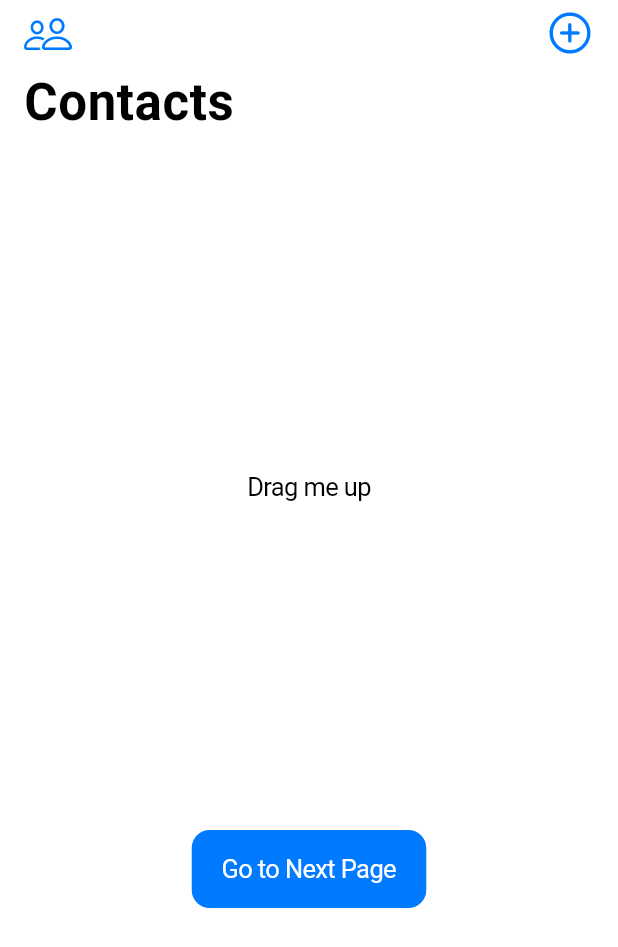
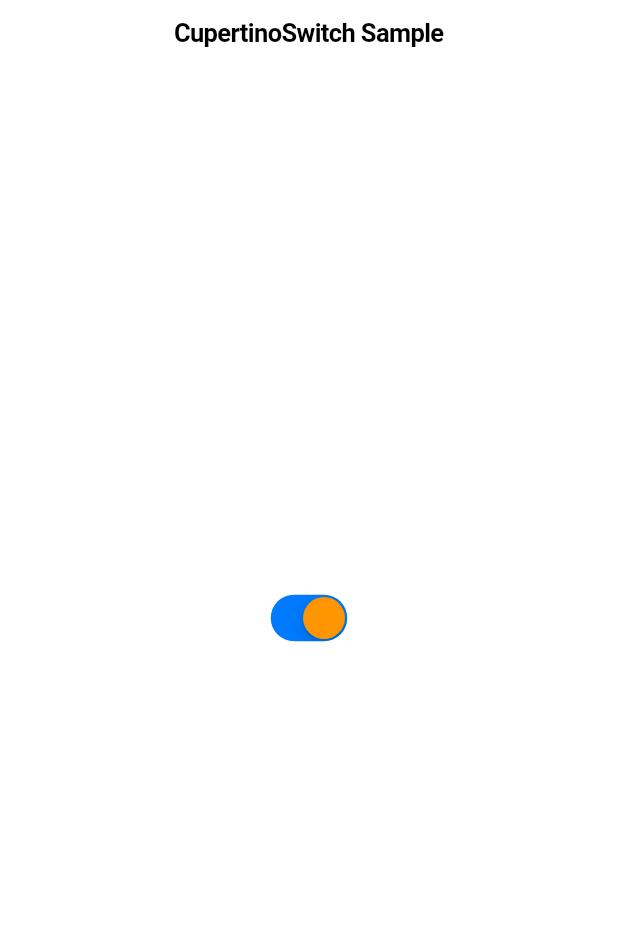
Before and after one commit to vika41130/flutter_lab, a Flutter app: the screen it shows after launch, on a phone screen of 412 x 824 dp. Shown: the top 947 px of the screen. Run offline on Flutter 3.47's test engine with Material 2 defaults, Android fonts, the phone set to English and light mode, and no system bars.

Commit message:
CupertinoSwitch

```diff
--- a/lib/main.dart
+++ b/lib/main.dart
@@ -12,94 +12,39 @@ class MyApp extends StatelessWidget {
     return const CupertinoApp(
       debugShowCheckedModeBanner: false,
       theme: CupertinoThemeData(brightness: Brightness.light),
-      home: SliverNavBarExample(),
+      home: CupertinoSwitchExample(),
     );
   }
 }
 
-class SliverNavBarExample extends StatefulWidget {
-  const SliverNavBarExample({super.key});
+class CupertinoSwitchExample extends StatefulWidget {
+  const CupertinoSwitchExample({super.key});
 
   @override
-  State<SliverNavBarExample> createState() => _SliverNavBarExampleState();
+  State<CupertinoSwitchExample> createState() => _CupertinoSwitchExampleState();
 }
 
-class _SliverNavBarExampleState extends State<SliverNavBarExample> {
+class _CupertinoSwitchExampleState extends State<CupertinoSwitchExample> {
+  bool switchValue = true;
   @override
   Widget build(BuildContext context) {
     return CupertinoPageScaffold(
-      child: CustomScrollView(
-        slivers: <Widget>[
-          const CupertinoSliverNavigationBar(
-            leading: Icon(CupertinoIcons.person_2),
-            trailing: Icon(CupertinoIcons.add_circled),
-            largeTitle: Text('Contacts'),
-          ),
-          SliverFillRemaining(
-            child: Column(
-              mainAxisAlignment: MainAxisAlignment.spaceEvenly,
-              children: <Widget>[
-                const Text(
-                  'Drag me up',
-                  textAlign: TextAlign.center,
-                ),
-                CupertinoButton.filled(
-                  child: const Text('Go to Next Page'),
-                  onPressed: () {
-                    Navigator.push(context, CupertinoPageRoute<Widget>(
-                      builder: (context) {
-                        return const NextPage();
-                      },
-                    ));
-                  },
-                )
-              ],
-            ),
-          )
-        ],
+      navigationBar: const CupertinoNavigationBar(
+        middle: Text('CupertinoSwitch Sample'),
+      ),
+      child: Center(
+        child: CupertinoSwitch(
+          activeColor: CupertinoColors.activeBlue,
+          trackColor: CupertinoColors.systemGrey,
+          thumbColor: CupertinoColors.activeOrange,
+          value: switchValue,
+          onChanged: (value) {
+            setState(() {
+              switchValue = value;
+            });
+          },
+        ),
       ),
     );
   }
 }
-
-class NextPage extends StatelessWidget {
-  const NextPage({super.key});
-
-  @override
-  Widget build(BuildContext context) {
-    final Brightness brightness = CupertinoTheme.brightnessOf(context);
-    return CupertinoPageScaffold(
-      child: CustomScrollView(
-        slivers: <Widget>[
-          CupertinoSliverNavigationBar(
-            backgroundColor: CupertinoColors.systemYellow,
-            border: Border(
-              bottom: BorderSide(
-                color: brightness == Brightness.light
-                    ? CupertinoColors.black
-                    : CupertinoColors.white,
-              ),
-            ),
-            // The middle widget is visible in both collapsed and expanded states.
-            middle: const Text('Contacts Group'),
-            // When the "middle" parameter is implemented, the larget title is only visible
-            // when the CupertinoSliverNavigationBar is fully expanded.
-            largeTitle: const Text('Family'),
-          ),
-          SliverFillRemaining(
-            child: Column(
-              mainAxisAlignment: MainAxisAlignment.spaceEvenly,
-              children: const <Widget>[
-                Text('Drag me up', textAlign: TextAlign.center),
-                // When the "leading" parameter is omitted on a route that has a previous page,
-                // the back button is automatically added to the leading position.
-                Text('Tap on the leading button to navigate back',
-                    textAlign: TextAlign.center),
-              ],
-            ),
-          ),
-        ],
-      ),
-    );
-  }
-}
```
